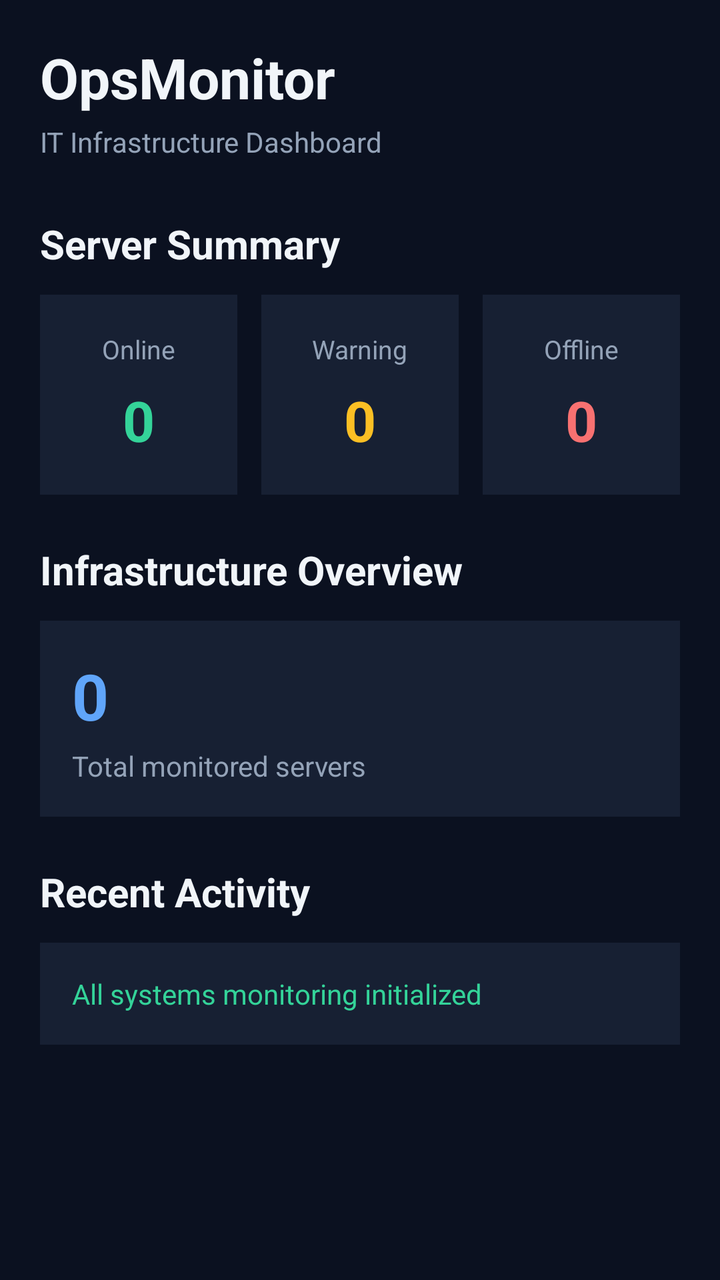
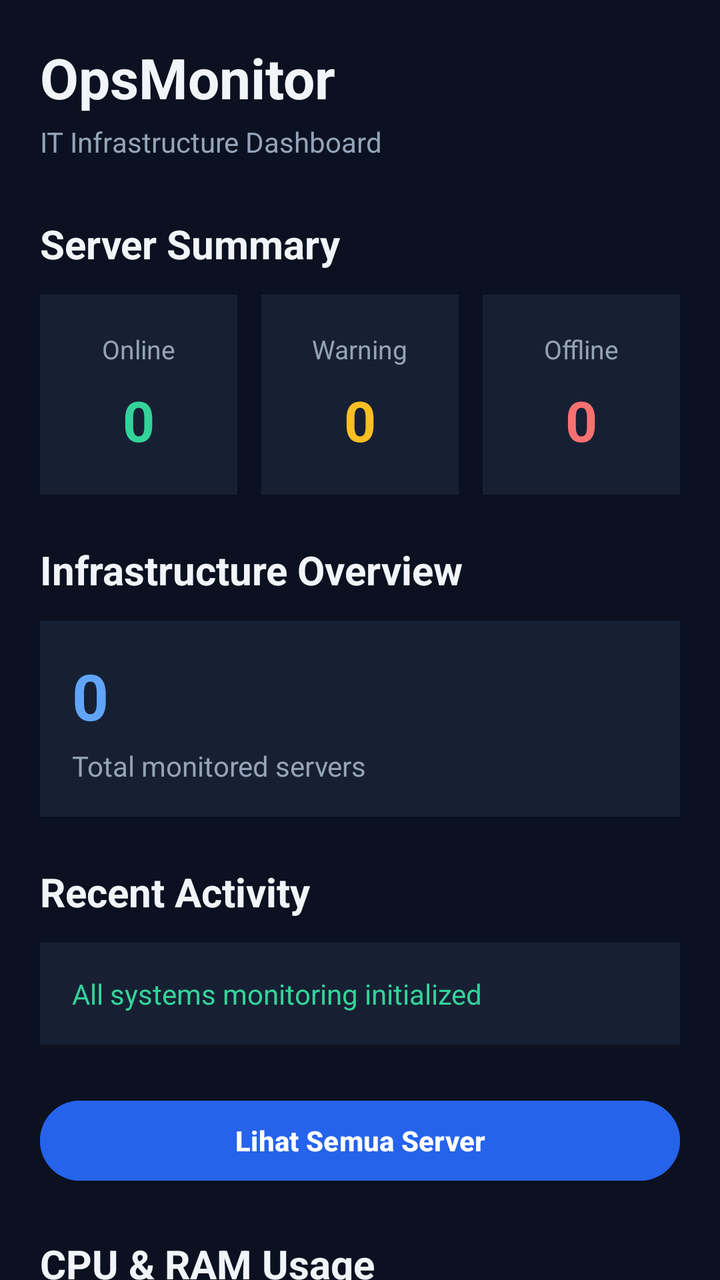

The first picture is an Android layout as it rendered before a commit; the second is the same layout after the commit. The layout source and the unified diff follow.
<!-- AndroidManifest.xml: application theme Theme.OpsMonitor -->
<!-- res/layout/fragment_dashboard.xml -->
<?xml version="1.0" encoding="utf-8"?>
<androidx.core.widget.NestedScrollView xmlns:android="http://schemas.android.com/apk/res/android"
    xmlns:tools="http://schemas.android.com/tools"
    android:layout_width="match_parent"
    android:layout_height="match_parent"
    android:background="#0B1120"
    tools:context=".ui.DashboardFragment">

    <LinearLayout
        android:layout_width="match_parent"
        android:layout_height="wrap_content"
        android:orientation="vertical"
        android:padding="20dp">

        <TextView
            android:layout_width="wrap_content"
            android:layout_height="wrap_content"
            android:text="@string/opsmonitor"
            android:textColor="#F1F5F9"
            android:textSize="28sp"
            android:textStyle="bold" />

        <TextView
            android:layout_width="wrap_content"
            android:layout_height="wrap_content"
            android:layout_marginTop="4dp"
            android:text="@string/it_infrastructure_dashboard"
            android:textColor="#94A3B8"
            android:textSize="14sp" />

        <TextView
            android:layout_width="wrap_content"
            android:layout_height="wrap_content"
            android:layout_marginTop="28dp"
            android:layout_marginBottom="12dp"
            android:text="@string/server_summary"
            android:textColor="#F1F5F9"
            android:textSize="20sp"
            android:textStyle="bold" />

        <LinearLayout
            android:layout_width="match_parent"
            android:layout_height="wrap_content"
            android:baselineAligned="false"
            android:orientation="horizontal">

            <LinearLayout
                android:layout_width="0dp"
                android:layout_height="100dp"
                android:layout_weight="1"
                android:layout_marginEnd="6dp"
                android:background="#172033"
                android:gravity="center"
                android:orientation="vertical"
                android:padding="8dp">

                <TextView
                    android:layout_width="wrap_content"
                    android:layout_height="wrap_content"
                    android:text="@string/online"
                    android:textColor="#94A3B8"
                    android:textSize="13sp" />

                <TextView
                    android:id="@+id/tvOnline"
                    android:layout_width="wrap_content"
                    android:layout_height="wrap_content"
                    android:layout_marginTop="8dp"
                    android:text="@string/_0"
                    android:textColor="#34D399"
                    android:textSize="28sp"
                    android:textStyle="bold" />
            </LinearLayout>

            <LinearLayout
                android:layout_width="0dp"
                android:layout_height="100dp"
                android:layout_weight="1"
                android:layout_marginHorizontal="6dp"
                android:background="#172033"
                android:gravity="center"
                android:orientation="vertical"
                android:padding="8dp">

                <TextView
                    android:layout_width="wrap_content"
                    android:layout_height="wrap_content"
                    android:text="@string/warning"
                    android:textColor="#94A3B8"
                    android:textSize="13sp" />

                <TextView
                    android:id="@+id/tvWarning"
                    android:layout_width="wrap_content"
                    android:layout_height="wrap_content"
                    android:layout_marginTop="8dp"
                    android:text="@string/_0"
                    android:textColor="#FBBF24"
                    android:textSize="28sp"
                    android:textStyle="bold" />
            </LinearLayout>

            <LinearLayout
                android:layout_width="0dp"
                android:layout_height="100dp"
                android:layout_weight="1"
                android:layout_marginStart="6dp"
                android:background="#172033"
                android:gravity="center"
                android:orientation="vertical"
                android:padding="8dp">

                <TextView
                    android:layout_width="wrap_content"
                    android:layout_height="wrap_content"
                    android:text="@string/offline"
                    android:textColor="#94A3B8"
                    android:textSize="13sp" />

                <TextView
                    android:id="@+id/tvOffline"
                    android:layout_width="wrap_content"
                    android:layout_height="wrap_content"
                    android:layout_marginTop="8dp"
                    android:text="@string/_0"
                    android:textColor="#F87171"
                    android:textSize="28sp"
                    android:textStyle="bold" />
            </LinearLayout>

        </LinearLayout>

        <TextView
            android:layout_width="wrap_content"
            android:layout_height="wrap_content"
            android:layout_marginTop="24dp"
            android:text="@string/infrastructure_overview"
            android:textColor="#F1F5F9"
            android:textSize="20sp"
            android:textStyle="bold" />

        <LinearLayout
            android:layout_width="match_parent"
            android:layout_height="wrap_content"
            android:layout_marginTop="12dp"
            android:background="#172033"
            android:orientation="vertical"
            android:padding="16dp">

            <TextView
                android:id="@+id/tvTotalServers"
                android:layout_width="wrap_content"
                android:layout_height="wrap_content"
                android:text="@string/_0"
                android:textColor="#60A5FA"
                android:textSize="32sp"
                android:textStyle="bold" />

            <TextView
                android:layout_width="wrap_content"
                android:layout_height="wrap_content"
                android:layout_marginTop="4dp"
                android:text="@string/total_monitored_servers"
                android:textColor="#94A3B8"
                android:textSize="14sp" />

        </LinearLayout>

        <TextView
            android:layout_width="wrap_content"
            android:layout_height="wrap_content"
            android:layout_marginTop="24dp"
            android:text="@string/recent_activity"
            android:textColor="#F1F5F9"
            android:textSize="20sp"
            android:textStyle="bold" />

        <TextView
            android:layout_width="match_parent"
            android:layout_height="wrap_content"
            android:layout_marginTop="12dp"
            android:background="#172033"
            android:padding="16dp"
            android:text="@string/all_systems_monitoring_initialized"
            android:textColor="#34D399"
            android:textSize="14sp" />

    </LinearLayout>

</androidx.core.widget.NestedScrollView>
<!-- resources referenced by this layout -->
<resources>
  <string name="_0">0</string>
  <string name="all_systems_monitoring_initialized">All systems monitoring initialized</string>
  <string name="infrastructure_overview">Infrastructure Overview</string>
  <string name="it_infrastructure_dashboard">IT Infrastructure Dashboard</string>
  <string name="offline">Offline</string>
  <string name="online">Online</string>
  <string name="opsmonitor">OpsMonitor</string>
  <string name="recent_activity">Recent Activity</string>
  <string name="server_summary">Server Summary</string>
  <string name="total_monitored_servers">Total monitored servers</string>
  <string name="warning">Warning</string>
  <style name="Theme.OpsMonitor" parent="Base.Theme.OpsMonitor" />
  <style name="Base.Theme.OpsMonitor" parent="Theme.Material3.DayNight.NoActionBar">
          
          
      </style>
</resources>

<!-- the commit's change to res/layout/fragment_dashboard.xml (unified diff, before → after) -->
@@ -185,6 +185,35 @@
             android:textColor="#34D399"
             android:textSize="14sp" />
 
+        <Button
+            android:id="@+id/btnViewAllServers"
+            android:layout_width="match_parent"
+            android:layout_height="wrap_content"
+            android:layout_marginTop="24dp"
+            android:backgroundTint="#2563EB"
+            android:text="@string/lihat_semua_server"
+            android:textColor="#FFFFFF"
+            android:textSize="14sp"
+            android:textStyle="bold" />
+
+
+        <TextView
+            android:layout_width="wrap_content"
+            android:layout_height="wrap_content"
+            android:layout_marginTop="24dp"
+            android:layout_marginBottom="12dp"
+            android:text="CPU &amp; RAM Usage"
+            android:textColor="#F1F5F9"
+            android:textSize="20sp"
+            android:textStyle="bold" />
+
+        <com.github.mikephil.charting.charts.LineChart
+            android:id="@+id/lineChartResource"
+            android:layout_width="match_parent"
+            android:layout_height="260dp"
+            android:background="#172033"
+            android:padding="8dp" />
+
     </LinearLayout>
 
 </androidx.core.widget.NestedScrollView>
<!-- resource entries referenced after the edit -->
@@ -4,6 +4,7 @@
   <string name="all_systems_monitoring_initialized">All systems monitoring initialized</string>
   <string name="infrastructure_overview">Infrastructure Overview</string>
   <string name="it_infrastructure_dashboard">IT Infrastructure Dashboard</string>
+  <string name="lihat_semua_server">Lihat Semua Server</string>
   <string name="offline">Offline</string>
   <string name="online">Online</string>
   <string name="opsmonitor">OpsMonitor</string>
